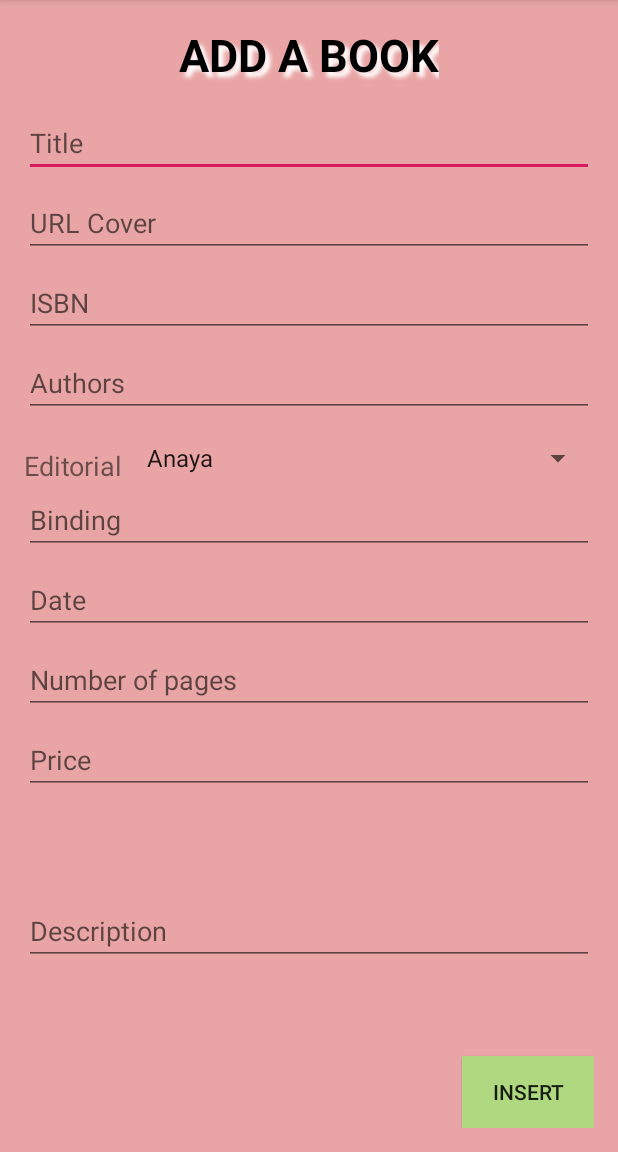
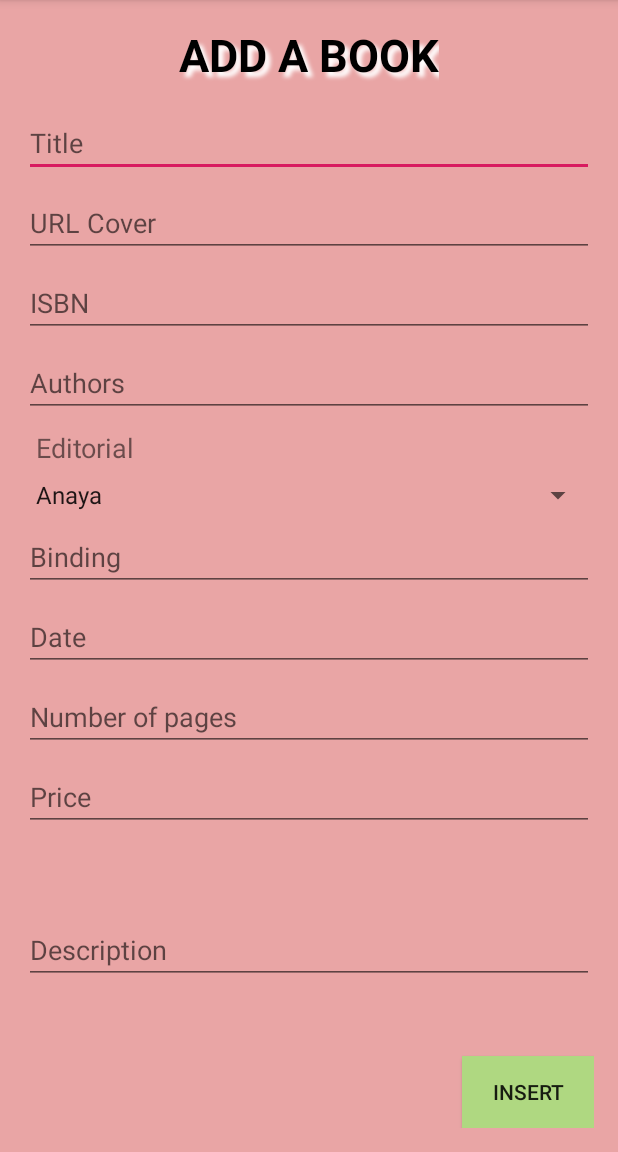
Before and after one commit to aizaguirreteb/Bookstore, an Android app: the screen it shows after launch (AddBookForm), on a phone screen of 412 x 824 dp, the part 84-1236 px from its top. Run offline under Robolectric (Android 15) with nearby library versions, the phone set to English and light mode, and no system bars.

Commit message:
Changed constraints on 'Editorial'

```diff
--- a/app/src/main/res/layout/activity_add_book_form.xml
+++ b/app/src/main/res/layout/activity_add_book_form.xml
@@ -150,6 +150,7 @@
         android:hint="@string/enc_hint"
         android:inputType="textPersonName"
         app:layout_constraintEnd_toEndOf="parent"
+        app:layout_constraintHorizontal_bias="0.968"
         app:layout_constraintStart_toStartOf="parent"
         app:layout_constraintTop_toBottomOf="@+id/spinnerEditorial" />
 
@@ -157,20 +158,21 @@
         android:id="@+id/spinnerEditorial"
         android:layout_width="0dp"
         android:layout_height="22dp"
-        android:layout_marginStart="8dp"
-        android:layout_marginTop="16dp"
+        android:layout_marginTop="8dp"
         android:entries="@array/editorial_array"
         app:layout_constraintEnd_toEndOf="parent"
-        app:layout_constraintStart_toEndOf="@+id/txtEditorial"
-        app:layout_constraintTop_toBottomOf="@+id/editTextAuthors" />
+        app:layout_constraintStart_toStartOf="parent"
+        app:layout_constraintTop_toBottomOf="@+id/txtEditorial" />
 
     <TextView
         android:id="@+id/txtEditorial"
-        android:layout_width="wrap_content"
+        android:layout_width="0dp"
         android:layout_height="wrap_content"
-        android:layout_marginTop="20dp"
+        android:layout_marginStart="8dp"
+        android:layout_marginTop="8dp"
         android:text="@string/txt_editorial"
         android:textSize="18sp"
+        app:layout_constraintEnd_toEndOf="parent"
         app:layout_constraintStart_toStartOf="parent"
         app:layout_constraintTop_toBottomOf="@+id/editTextAuthors" />
 
```
